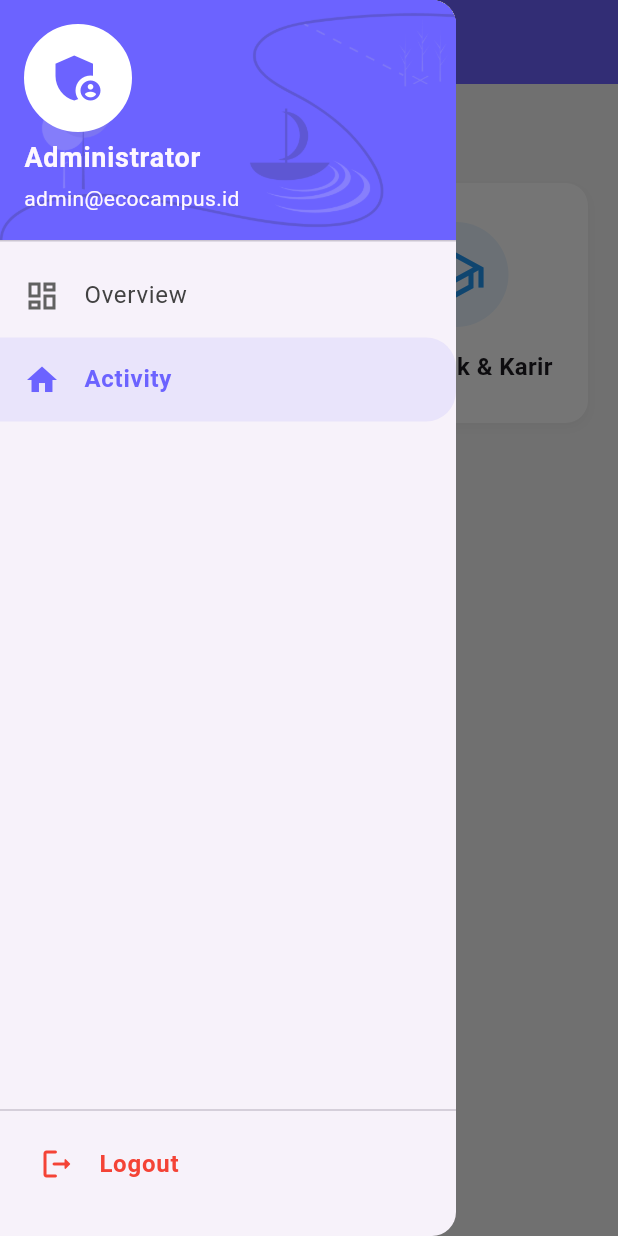
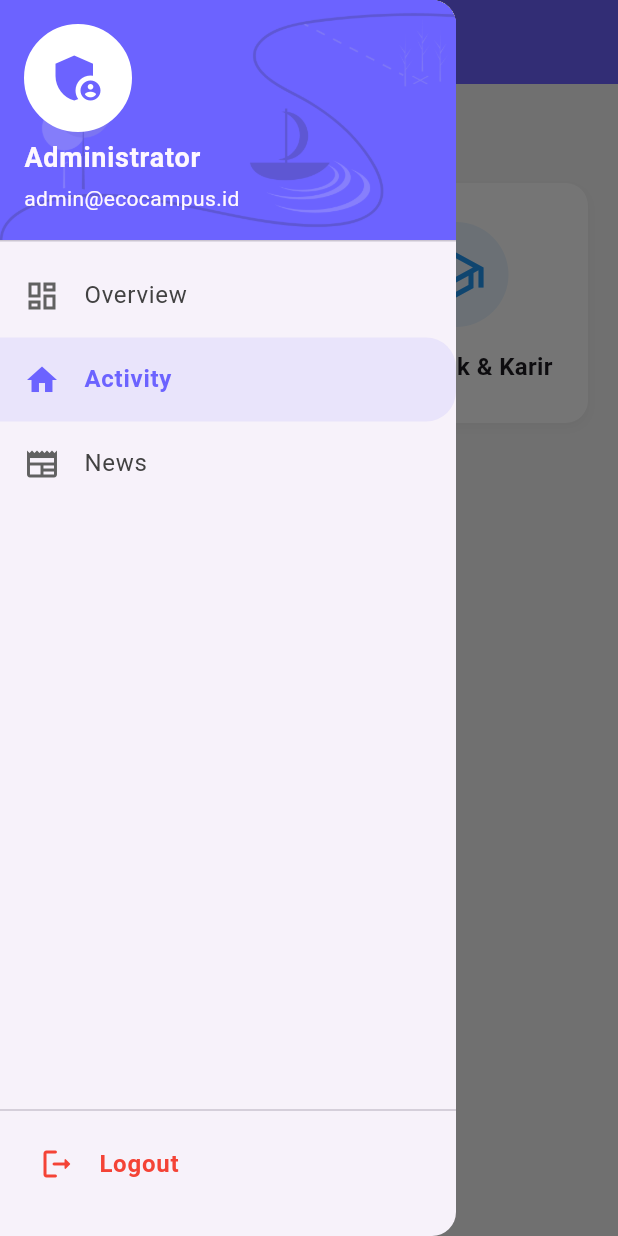
Before and after one commit to Kentangz/EcoCampus, a Flutter app: the ActivityAdminView screen opened by its route, with the side drawer open, on a phone screen of 412 x 824 dp. Run offline on Flutter 3.47's test engine with Material 3 defaults, Android fonts, the phone set to English and light mode, and no system bars; our stand-ins replace app_links, cloud_firestore, connectivity_plus, firebase_auth, firebase_core, flutter_dotenv and 4 more; missing offline and left inert: cloudinary_public; accounts and stored records are empty; network calls fail; Roboto replaces fonts that are missing (Montserrat).

Commit message:
"update view admin news"

```diff
--- a/lib/app/modules/dashboard_admin/bindings/dashboard_admin_binding.dart
+++ b/lib/app/modules/dashboard_admin/bindings/dashboard_admin_binding.dart
@@ -8,8 +8,8 @@ class DashboardAdminBinding extends Bindings {
   void dependencies() {
 
     Get.lazyPut<ActivityRepository>(() => ActivityRepository());
-
     Get.lazyPut<DashboardAdminController>(() => DashboardAdminController());
     Get.lazyPut<ActivityAdminController>(() => ActivityAdminController());
+
   }
 }
--- a/lib/app/routes/app_pages.dart
+++ b/lib/app/routes/app_pages.dart
@@ -13,6 +13,7 @@ import 'package:ecocampus/app/modules/dashboard_admin/views/dashboard_admin_view
 import 'package:ecocampus/app/modules/dashboard_admin/bindings/dashboard_admin_binding.dart';
 import 'package:ecocampus/app/modules/dashboard_user/views/dashboard_user_view.dart';
 import 'package:ecocampus/app/modules/dashboard_user/bindings/dashboard_user_binding.dart';
+import 'package:ecocampus/app/modules/dashboard_admin/views/news/news_admin_view.dart';
 
 part 'app_routes.dart';
 
@@ -67,5 +68,20 @@ class AppPages {
       page: () => const ActivityListView(),
       binding: DashboardAdminBinding(),
     ),
+    GetPage(
+      name: _Paths.ADMIN_NEWS,
+      page: () => const NewsAdminView(),
+      binding: DashboardAdminBinding(),
+    ),
+    // GetPage(
+    //   name: _Paths.ADMIN_NEWS_LIST,
+    //   page: () => const ActivityAdminView(),
+    //   binding: DashboardAdminBinding(),
+    // ),
+    // GetPage(
+    //   name: _Paths.ADMIN_NEWS_FORM,
+    //   page: () => const ActivityNewsView(),
+    //   binding: DashboardAdminBinding(),
+    // ),
   ];
 }
--- a/lib/app/routes/app_routes.dart
+++ b/lib/app/routes/app_routes.dart
@@ -20,6 +20,9 @@ abstract class Routes {
   static const ADMIN_ACTIVITY = _Paths.ADMIN_ACTIVITY;
   static const ADMIN_ACTIVITY_LIST = _Paths.ADMIN_ACTIVITY_LIST;
   static const ADMIN_ACTIVITY_FORM = _Paths.ADMIN_ACTIVITY_FORM;
+  static const ADMIN_NEWS = _Paths.ADMIN_NEWS;
+  static const ADMIN_NEWS_LIST = _Paths.ADMIN_NEWS_LIST;
+  static const ADMIN_NEWS_FORM = _Paths.ADMIN_NEWS_FORM;
 }
 
 abstract class _Paths {
@@ -38,4 +41,7 @@ abstract class _Paths {
   static const ADMIN_ACTIVITY = '/admin-activity';
   static const ADMIN_ACTIVITY_LIST = '/admin-activity-list';
   static const ADMIN_ACTIVITY_FORM = '/admin-activity-form';
+  static const ADMIN_NEWS = '/admin-news';
+  static const ADMIN_NEWS_LIST = '/admin-news-list';
+  static const ADMIN_NEWS_FORM =  '/admin-news-form';
 }
--- a/lib/app/shared/widgets/admin_sidebar.dart
+++ b/lib/app/shared/widgets/admin_sidebar.dart
@@ -81,15 +81,19 @@ class AdminSidebar extends GetView<DashboardAdminController> {
                   isActive: Get.currentRoute == Routes.ADMIN_ACTIVITY,
                   primaryColor: primaryPurple,
                 ),
-                // const Divider(),
-                // _buildDrawerItem(
-                //   icon: Icons.notifications_outlined,
-                //   text: 'Notifications',
-                //   onTap: () {
-                //     Get.back();
-                //   },
-                //   primaryColor: primaryPurple,
-                // ),
+                _buildDrawerItem(
+                  icon: Icons.newspaper,
+                  text: 'News',
+                  onTap: () {
+                    if (Get.currentRoute == Routes.ADMIN_NEWS) {
+                      Get.back();
+                    } else {
+                      Get.toNamed(Routes.ADMIN_NEWS);
+                    }
+                  },
+                  isActive: Get.currentRoute == Routes.ADMIN_NEWS,
+                  primaryColor: primaryPurple,
+                ),
               ],
             ),
           ),
```
Also changed, not shown: lib/app/modules/dashboard_admin/views/news/news_admin_view.dart (added, +125 -0 lines).
